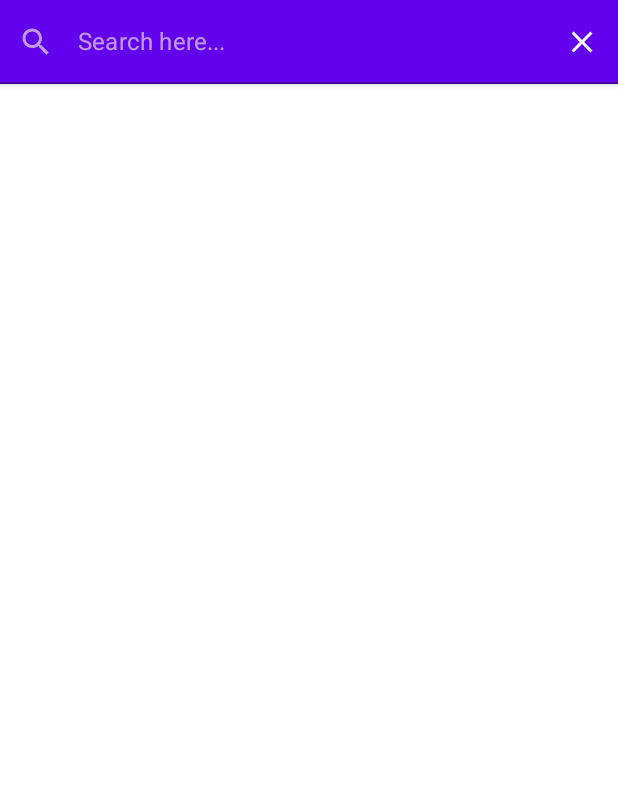
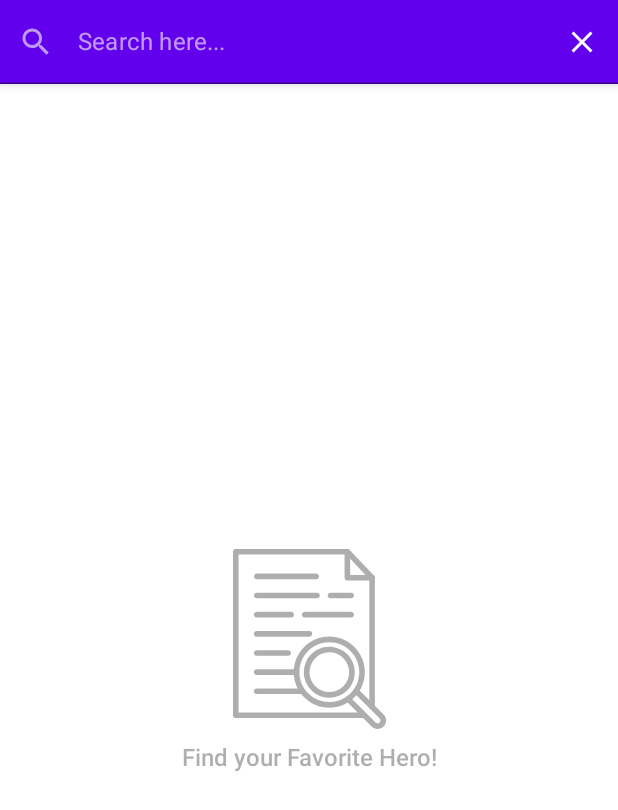
Before and after one commit to SvetlanaMelekhova/BorutoApp, an Android app built with Jetpack Compose: the SearchScreen screen opened through its navigation route, on a phone screen of 412 x 824 dp. Shown: the top 810 px of the screen. Run offline under Robolectric (Android 15) with nearby library versions, the phone set to English and light mode, and no system bars; our stand-ins replace Dagger/Hilt's generated code, accompanist, paging; pictures from the network do not load.

Commit message:
create display searched heroes

```diff
--- a/app/src/main/java/com/svetlana/learn/borutoapp/presentation/common/EmptyScreen.kt
+++ b/app/src/main/java/com/svetlana/learn/borutoapp/presentation/common/EmptyScreen.kt
@@ -28,12 +28,19 @@ import java.net.ConnectException
 import java.net.SocketTimeoutException
 
 @Composable
-fun EmptyScreen(error: LoadState.Error) {
-    val message by remember {
-        mutableStateOf(parseErrorMessage(error = error))
+fun EmptyScreen(error: LoadState.Error?= null) {
+
+    var message by remember {
+        mutableStateOf("Find your Favorite Hero!")
     }
-    val icon by remember {
-        mutableStateOf(R.drawable.ic_network_error)
+
+    var icon by remember {
+        mutableStateOf(R.drawable.ic_search_document)
+    }
+
+    if (error != null) {
+        message = parseErrorMessage(error = error)
+        icon = R.drawable.ic_network_error
     }
 
     var startAnimation by remember { mutableStateOf(false) }
--- a/app/src/main/java/com/svetlana/learn/borutoapp/presentation/common/ListContent.kt
+++ b/app/src/main/java/com/svetlana/learn/borutoapp/presentation/common/ListContent.kt
@@ -87,6 +87,10 @@ fun handlePagingResult(
             }
             error != null -> {
                 EmptyScreen(error = error)
+                false
+            }
+            heroes.itemCount < 1 -> {
+                EmptyScreen()
                 false
             }
             else -> true
--- a/app/src/main/java/com/svetlana/learn/borutoapp/presentation/screens/search/SearchScreen.kt
+++ b/app/src/main/java/com/svetlana/learn/borutoapp/presentation/screens/search/SearchScreen.kt
@@ -6,7 +6,10 @@ import androidx.compose.runtime.getValue
 import androidx.hilt.navigation.compose.hiltViewModel
 import androidx.navigation.NavHostController
 import androidx.paging.compose.collectAsLazyPagingItems
+import coil.annotation.ExperimentalCoilApi
+import com.svetlana.learn.borutoapp.presentation.common.ListContent
 
+@ExperimentalCoilApi
 @Composable
 fun SearchScreen(
     navController: NavHostController,
@@ -30,8 +33,9 @@ fun SearchScreen(
                     navController.popBackStack()
                 }
             )
+        },
+        content = {
+            ListContent(heroes = heroes, navController = navController)
         }
-    ) {
-
-    }
+    )
 }
--- a/app/src/main/java/com/svetlana/learn/borutoapp/presentation/screens/search/SearchViewModel.kt
+++ b/app/src/main/java/com/svetlana/learn/borutoapp/presentation/screens/search/SearchViewModel.kt
@@ -7,14 +7,14 @@ import androidx.paging.PagingData
 import androidx.paging.cachedIn
 import com.svetlana.learn.borutoapp.domain.model.Hero
 import com.svetlana.learn.borutoapp.domain.use_cases.UseCases
-import dagger.hilt.android.scopes.ViewModelScoped
+import dagger.hilt.android.lifecycle.HiltViewModel
 import kotlinx.coroutines.Dispatchers
 import kotlinx.coroutines.flow.MutableStateFlow
 import kotlinx.coroutines.flow.collect
 import kotlinx.coroutines.launch
 import javax.inject.Inject
 
-@ViewModelScoped
+@HiltViewModel
 class SearchViewModel @Inject constructor(
     private val useCases: UseCases
 ) : ViewModel() {
--- a/app/src/main/java/com/svetlana/learn/borutoapp/util/Constants.kt
+++ b/app/src/main/java/com/svetlana/learn/borutoapp/util/Constants.kt
@@ -3,7 +3,7 @@ package com.svetlana.learn.borutoapp.util
 object Constants {
 
     //const val BASE_URL = "http://10.0.2.2:8080"
-    const val BASE_URL = "http://172.20.10.2:8080"
+    const val BASE_URL = "http://192.168.50.144:8080"
 
 
     const val DETAILS_ARGUMENT_KEY = "heroId"
--- /dev/null
+++ b/app/src/main/res/drawable/ic_search_document.xml
@@ -0,0 +1,51 @@
+<vector xmlns:android="http://schemas.android.com/apk/res/android"
+    android:width="115.537dp"
+    android:height="135.844dp"
+    android:viewportWidth="115.537"
+    android:viewportHeight="135.844">
+  <path
+      android:fillColor="#FF000000"
+      android:pathData="M104.987,121.331a2.117,2.117 0,0 1,-2.123 -2.123l-0.009,-97.514a2.123,2.123 0,1 1,4.245 0l0.009,97.514A2.117,2.117 0,0 1,104.987 121.331Z"/>
+  <path
+      android:fillColor="#FF000000"
+      android:pathData="M99.132,127.618h-97.01A2.117,2.117 0,0 1,0 125.5L0,2.123A2.117,2.117 0,0 1,2.123 0h84.195a2.123,2.123 0,0 1,0 4.245L4.245,4.245L4.245,123.373h94.887a2.123,2.123 0,0 1,0 4.245Z"/>
+  <path
+      android:fillColor="#FF000000"
+      android:pathData="M62.827,22.808h-44.91a2.123,2.123 0,0 1,0 -4.245h44.91a2.123,2.123 0,0 1,0 4.245Z"/>
+  <path
+      android:fillColor="#FF000000"
+      android:pathData="M63.429,37.25L17.918,37.25a2.123,2.123 0,0 1,0 -4.245h45.511a2.123,2.123 0,0 1,0 4.245Z"/>
+  <path
+      android:fillColor="#FF000000"
+      android:pathData="M89.2,37.25L73.564,37.25a2.123,2.123 0,0 1,0 -4.245h15.636a2.123,2.123 0,0 1,0 4.245Z"/>
+  <path
+      android:fillColor="#FF000000"
+      android:pathData="M43.954,51.692L17.918,51.692a2.123,2.123 0,1 1,0 -4.245h26.037a2.123,2.123 0,0 1,0 4.245Z"/>
+  <path
+      android:fillColor="#FF000000"
+      android:pathData="M89.2,51.692h-35.12a2.123,2.123 0,0 1,0 -4.245h35.12a2.123,2.123 0,0 1,0 4.245Z"/>
+  <path
+      android:fillColor="#FF000000"
+      android:pathData="M57.724,66.143L17.918,66.143a2.123,2.123 0,1 1,0 -4.245h39.807a2.123,2.123 0,0 1,0 4.245Z"/>
+  <path
+      android:fillColor="#FF000000"
+      android:pathData="M41.672,80.586L17.918,80.586a2.123,2.123 0,1 1,0 -4.245h23.755a2.123,2.123 0,0 1,0 4.245Z"/>
+  <path
+      android:fillColor="#FF000000"
+      android:pathData="M47.943,95.028L17.918,95.028a2.123,2.123 0,1 1,0 -4.245h30.025a2.123,2.123 0,1 1,0 4.245Z"/>
+  <path
+      android:fillColor="#FF000000"
+      android:pathData="M52.559,109.479L17.918,109.479a2.123,2.123 0,1 1,0 -4.245h34.642a2.123,2.123 0,0 1,0 4.245Z"/>
+  <path
+      android:fillColor="#FF000000"
+      android:pathData="M104.978,23.817h-18.661a2.117,2.117 0,0 1,-2.123 -2.123L84.194,2.123a2.125,2.125 0,0 1,3.661 -1.468l18.661,19.572a2.125,2.125 0,0 1,-1.539 3.591ZM88.44,19.572h11.586l-11.586,-12.152Z"/>
+  <path
+      android:fillColor="#FF000000"
+      android:pathData="M72.671,119.809a26.844,26.844 0,1 1,18.988 -7.862A26.7,26.7 0,0 1,72.671 119.809ZM72.671,70.371a22.588,22.588 0,1 0,15.981 6.606A22.538,22.538 0,0 0,72.671 70.372Z"/>
+  <path
+      android:fillColor="#FF000000"
+      android:pathData="M109.135,135.844a6.416,6.416 0,0 1,-4.537 -1.875l-19.245,-19.244a2.12,2.12 0,0 1,3 -3l19.244,19.244a2.17,2.17 0,0 0,3.069 -3.069l-19.244,-19.244a2.12,2.12 0,0 1,3 -3l19.244,19.245a6.4,6.4 0,0 1,-4.528 10.94Z"/>
+  <path
+      android:fillColor="#FF000000"
+      android:pathData="M72.672,112.195a19.236,19.236 0,1 1,13.6 -32.838h0a19.236,19.236 0,0 1,-13.6 32.838ZM72.672,77.987a14.962,14.962 0,1 0,10.6 4.378h0A14.937,14.937 0,0 0,72.672 77.987Z"/>
+</vector>
--- a/app/src/main/res/values-night/strings.xml
+++ b/app/src/main/res/values-night/strings.xml
@@ -8,4 +8,5 @@
     <string name="hero_image">Hero image</string>
     <string name="network_error_icon">Network Error Icon</string>
     <string name="close_icon">Close Icon</string>
+    <string name="find_favorite_error">Find your Favorite Hero!</string>
 </resources>
--- a/app/src/main/res/values/strings.xml
+++ b/app/src/main/res/values/strings.xml
@@ -8,4 +8,5 @@
     <string name="hero_image">Hero image</string>
     <string name="network_error_icon">Network Error Icon</string>
     <string name="close_icon">Close Icon</string>
+    <string name="find_favorite_error">Find your Favorite Hero!</string>
 </resources>
```
